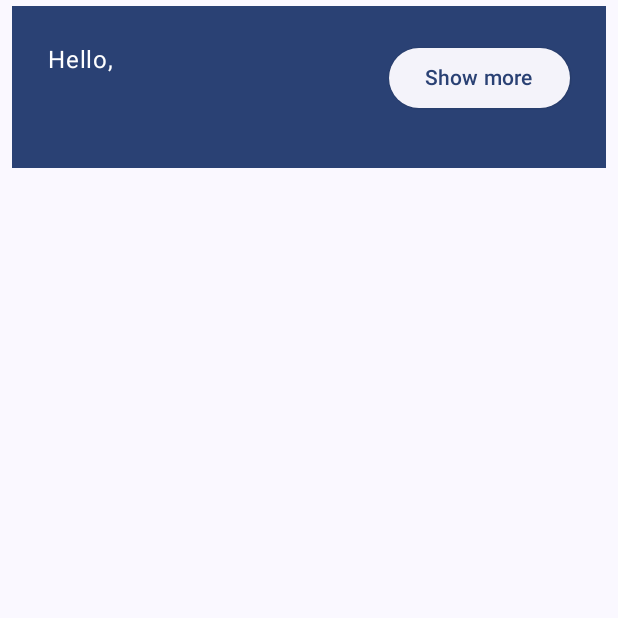
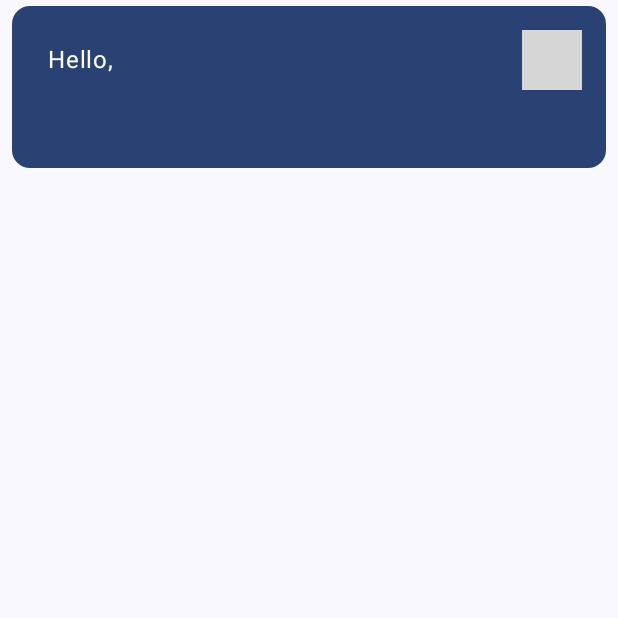
Before and after one commit to MichaelLeowadu/56339_Modul1.1, an Android app built with Jetpack Compose: the composable Greeting called with empty values, on a phone screen of 412 x 824 dp, the top half of it. Run offline under Robolectric (Android 15) with nearby library versions, the phone set to English and light mode, and no system bars; 2 statements that could not run were skipped; grey boxes are pictures that could not be loaded.

Commit message:
Finishing Touches

```diff
--- a/app/src/main/java/com/example/basicscodelab/MainActivity.kt
+++ b/app/src/main/java/com/example/basicscodelab/MainActivity.kt
@@ -1,10 +1,11 @@
 package com.example.basicscodelab
 
+import android.content.res.Configuration.UI_MODE_NIGHT_YES
 import android.os.Bundle
 import androidx.activity.ComponentActivity
 import androidx.activity.compose.setContent
+import androidx.compose.animation.animateContentSize
 import androidx.compose.animation.core.Spring
-import androidx.compose.animation.core.animateDpAsState
 import androidx.compose.animation.core.spring
 import androidx.compose.foundation.layout.Arrangement
 import androidx.compose.foundation.layout.Column
@@ -13,8 +14,14 @@ import androidx.compose.foundation.layout.fillMaxSize
 import androidx.compose.foundation.layout.padding
 import androidx.compose.foundation.lazy.LazyColumn
 import androidx.compose.foundation.lazy.items
+import androidx.compose.material.icons.Icons.Filled
+import androidx.compose.material.icons.filled.ExpandLess
+import androidx.compose.material.icons.filled.ExpandMore
 import androidx.compose.material3.Button
-import androidx.compose.material3.ElevatedButton
+import androidx.compose.material3.Card
+import androidx.compose.material3.CardDefaults
+import androidx.compose.material3.Icon
+import androidx.compose.material3.IconButton
 import androidx.compose.material3.MaterialTheme
 import androidx.compose.material3.Surface
 import androidx.compose.material3.Text
@@ -25,11 +32,12 @@ import androidx.compose.runtime.saveable.rememberSaveable
 import androidx.compose.runtime.setValue
 import androidx.compose.ui.Alignment
 import androidx.compose.ui.Modifier
+import androidx.compose.ui.res.stringResource
+import androidx.compose.ui.text.font.FontWeight
 import androidx.compose.ui.tooling.preview.Preview
 import androidx.compose.ui.unit.dp
 import com.example.basicscodelab.ui.theme.BasicsCodelabTheme
-import androidx.compose.ui.text.font.FontWeight
-import android.content.res.Configuration.UI_MODE_NIGHT_YES
+
 
 class MainActivity : ComponentActivity() {
     override fun onCreate(savedInstanceState: Bundle?) {
@@ -44,10 +52,9 @@ class MainActivity : ComponentActivity() {
 
 @Composable
 fun MyApp(modifier: Modifier = Modifier) {
-
     var shouldShowOnboarding by rememberSaveable { mutableStateOf(true) }
 
-    Surface(modifier) {
+    Surface(modifier, color = MaterialTheme.colorScheme.background) {
         if (shouldShowOnboarding) {
             OnboardingScreen(onContinueClicked = { shouldShowOnboarding = false })
         } else {
@@ -61,8 +68,6 @@ fun OnboardingScreen(
     onContinueClicked: () -> Unit,
     modifier: Modifier = Modifier
 ) {
-
-
     Column(
         modifier = modifier.fillMaxSize(),
         verticalArrangement = Arrangement.Center,
@@ -76,7 +81,6 @@ fun OnboardingScreen(
             Text("Continue")
         }
     }
-
 }
 
 @Composable
@@ -91,46 +95,59 @@ private fun Greetings(
     }
 }
 
-@Preview(showBackground = true, widthDp = 320, heightDp = 320)
 @Composable
-fun OnboardingPreview() {
-    BasicsCodelabTheme {
-        OnboardingScreen(onContinueClicked = {})
+private fun Greeting(name: String, modifier: Modifier = Modifier) {
+    Card(
+        colors = CardDefaults.cardColors(
+            containerColor = MaterialTheme.colorScheme.primary
+        ),
+        modifier = modifier.padding(vertical = 4.dp, horizontal = 8.dp)
+    ) {
+        CardContent(name)
     }
 }
 
 @Composable
-private fun Greeting(name: String, modifier: Modifier = Modifier) {
-
+private fun CardContent(name: String) {
     var expanded by rememberSaveable { mutableStateOf(false) }
 
-    val extraPadding by animateDpAsState(
-        if (expanded) 48.dp else 0.dp,
+    Row(
+        modifier = Modifier
+            .padding(12.dp)
+            .animateContentSize(
                 animationSpec = spring(
                     dampingRatio = Spring.DampingRatioMediumBouncy,
                     stiffness = Spring.StiffnessLow
                 )
             )
-    Surface(
-        color = MaterialTheme.colorScheme.primary,
-        modifier = modifier.padding(vertical = 4.dp, horizontal = 8.dp)
     ) {
-        Row(modifier = Modifier.padding(24.dp)) {
-            Column(modifier = Modifier
+        Column(
+            modifier = Modifier
                 .weight(1f)
-                .padding(bottom = extraPadding.coerceAtLeast(0.dp))
+                .padding(12.dp)
         ) {
             Text(text = "Hello, ")
-                Text(text = name, style = MaterialTheme.typography.headlineMedium.copy(
+            Text(
+                text = name, style = MaterialTheme.typography.headlineMedium.copy(
                     fontWeight = FontWeight.ExtraBold
                 )
             )
+            if (expanded) {
+                Text(
+                    text = ("Composem ipsum color sit lazy, " +
+                            "padding theme elit, sed do bouncy. ").repeat(4),
+                )
             }
-            ElevatedButton(
-                onClick = { expanded = !expanded }
-            ) {
-                Text(if (expanded) "Show less" else "Show more")
         }
+        IconButton(onClick = { expanded = !expanded }) {
+            Icon(
+                imageVector = if (expanded) Filled.ExpandLess else Filled.ExpandMore,
+                contentDescription = if (expanded) {
+                    stringResource(R.string.show_less)
+                } else {
+                    stringResource(R.string.show_more)
+                }
+            )
         }
     }
 }
@@ -149,6 +166,14 @@ fun GreetingPreview() {
     }
 }
 
+@Preview(showBackground = true, widthDp = 320, heightDp = 320)
+@Composable
+fun OnboardingPreview() {
+    BasicsCodelabTheme {
+        OnboardingScreen(onContinueClicked = {})
+    }
+}
+
 @Preview
 @Composable
 fun MyAppPreview() {
```
Lines whose indentation alone changed are shown as unchanged.
